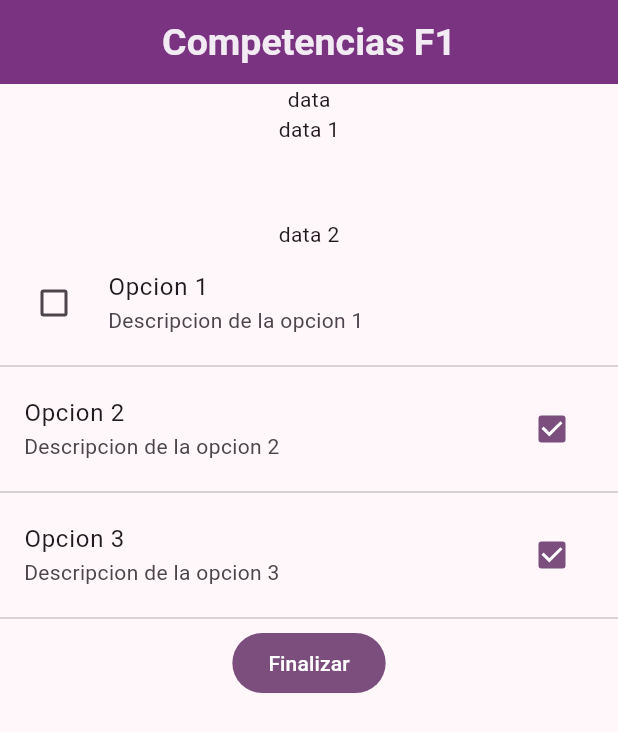
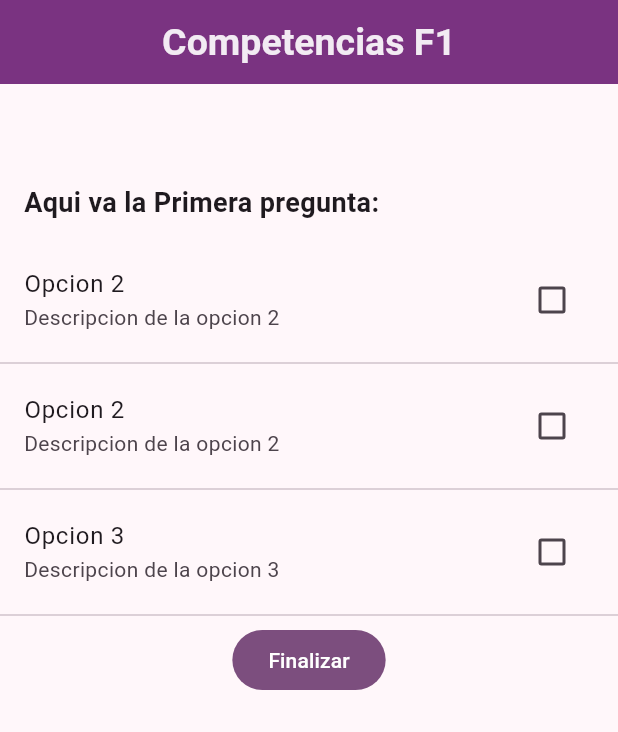
Before and after one commit to Grober976/IDX-Formulario, a Flutter app: the screen it shows after launch, on a phone screen of 412 x 824 dp. Shown: the top 732 px of the screen. Run offline on Flutter 3.47's test engine with Material 3 defaults, Android fonts, the phone set to English and light mode, and no system bars.

Commit message:
over first step

```diff
--- a/lib/ui/screens/formCompetencias.dart
+++ b/lib/ui/screens/formCompetencias.dart
@@ -48,54 +48,61 @@ class SnackBarPage extends StatelessWidget {
 }
 
 class PreguntaCheckBox extends StatelessWidget {
-  PreguntaCheckBox({super.key});
+  const PreguntaCheckBox({super.key});
 
   @override
   Widget build(BuildContext context) {
     return Column(
       children: [
-        Text("data"),
-        Text("data 1"),
         const SizedBox(
           width: 50,
           height: 50,
         ),
-        Text("data 2"),
-        multipleCheckbox()
+        Padding(
+          padding: const EdgeInsets.all(16.0),
+          child: SizedBox(
+            width: MediaQuery.of(context).size.width,
+            child: const Text(
+              "Aqui va la Primera pregunta:",
+              textAlign: TextAlign.left,
+              style: TextStyle(fontSize: 18, fontWeight: FontWeight.w600),
+            ),
+          ),
+        ),
+        const MultipleCheckbox()
       ],
     );
   }
 }
 
-class multipleCheckbox extends StatefulWidget {
-  multipleCheckbox({super.key});
+class MultipleCheckbox extends StatefulWidget {
+  const MultipleCheckbox({super.key});
 
   @override
-  State<multipleCheckbox> createState() => _multipleCheckboxState();
+  State<MultipleCheckbox> createState() => _MultipleCheckboxState();
 }
 
-class _multipleCheckboxState extends State<multipleCheckbox> {
-  bool? _checkboxValue1 = false;
-  bool checkboxValue2 = true;
-  bool checkboxValue3 = true;
-
+class _MultipleCheckboxState extends State<MultipleCheckbox> {
+  bool checkboxValue1 = false;
+  bool checkboxValue2 = false;
+  bool checkboxValue3 = false;
+  var suma = 0;
   @override
   Widget build(BuildContext context) {
     return Column(
       children: <Widget>[
         // Primera opcion de la lista
         CheckboxListTile(
-          value: _checkboxValue1,
-          onChanged: (bool? newvalue) // el valor de default es nulo
+          value: checkboxValue1,
+          onChanged: (bool? value) // el valor de default es nulo
               {
             setState(() {
-              _checkboxValue1 = newvalue!;
+              checkboxValue1 = value!;
             });
           },
-          title: const Text("Opcion 1"),
-          subtitle: const Text("Descripcion de la opcion 1"),
-          controlAffinity: ListTileControlAffinity.leading,
-          tristate: true,
+          title: const Text("Opcion 2"),
+          subtitle: const Text("Descripcion de la opcion 2"),
+          controlAffinity: ListTileControlAffinity.platform,
         ),
 
         const Divider(height: 12),
@@ -110,6 +117,7 @@ class _multipleCheckboxState extends State<multipleCheckbox> {
           },
           title: const Text("Opcion 2"),
           subtitle: const Text("Descripcion de la opcion 2"),
+          controlAffinity: ListTileControlAffinity.platform,
         ),
 
         const Divider(height: 12),
```
Also changed, not shown: 2 other files.
